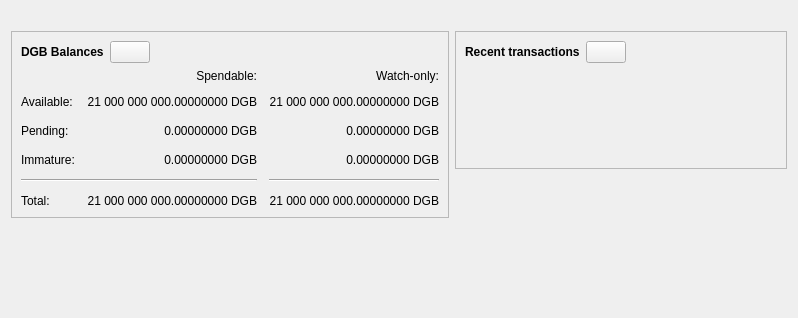
This is src/qt/forms/overviewpage.ui in JohnnyLawDGB/digibyte as Qt 5 draws it before an edit. The edited form follows.
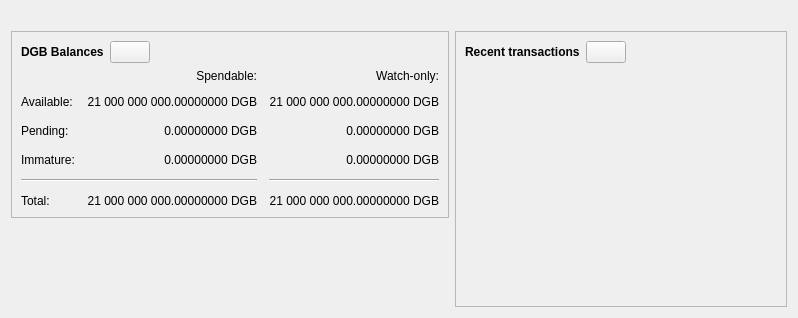
This is the edited form. Icons and pictures are not drawn. Custom widgets are drawn as their Qt base class.

Commit message:
fix(qt): Expand Recent transactions to fill available space
- Increase NUM_ITEMS from 5 to 8 to show more transactions
- Remove vertical spacer that was consuming empty space below
- Add expanding size policy to frame_2 and listTransactions
- Keep scroll bar disabled for clean appearance

The Recent transactions list now fills available vertical space
and shows up to 8 most recent transactions.

🤖 Generated with [Claude Code](https://claude.com/claude-code)

The edit to the form file:
```diff
--- a/src/qt/forms/overviewpage.ui
+++ b/src/qt/forms/overviewpage.ui
@@ -396,6 +396,12 @@
       <layout class="QVBoxLayout" name="verticalLayout_3">
        <item>
         <widget class="QFrame" name="frame_2">
+         <property name="sizePolicy">
+          <sizepolicy hsizetype="Preferred" vsizetype="Expanding">
+           <horstretch>0</horstretch>
+           <verstretch>1</verstretch>
+          </sizepolicy>
+         </property>
          <property name="frameShape">
           <enum>QFrame::StyledPanel</enum>
          </property>
@@ -465,6 +471,12 @@
           </item>
           <item>
            <widget class="TransactionOverviewWidget" name="listTransactions">
+            <property name="sizePolicy">
+             <sizepolicy hsizetype="Expanding" vsizetype="Expanding">
+              <horstretch>0</horstretch>
+              <verstretch>1</verstretch>
+             </sizepolicy>
+            </property>
             <property name="styleSheet">
              <string notr="true">QListView { background: transparent; }</string>
             </property>
@@ -477,9 +489,6 @@
             <property name="horizontalScrollBarPolicy">
              <enum>Qt::ScrollBarAlwaysOff</enum>
             </property>
-            <property name="sizeAdjustPolicy">
-             <enum>QAbstractScrollArea::AdjustToContents</enum>
-            </property>
             <property name="selectionMode">
              <enum>QAbstractItemView::NoSelection</enum>
             </property>
@@ -491,19 +500,6 @@
          </layout>
         </widget>
        </item>
-       <item>
-        <spacer name="verticalSpacer_2">
-         <property name="orientation">
-          <enum>Qt::Vertical</enum>
-         </property>
-         <property name="sizeHint" stdset="0">
-          <size>
-           <width>20</width>
-           <height>40</height>
-          </size>
-         </property>
-        </spacer>
-       </item>
       </layout>
      </item>
     </layout>
```
The commit also changes 1 other file.
